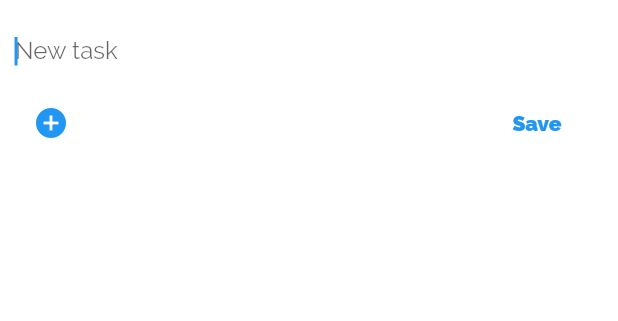
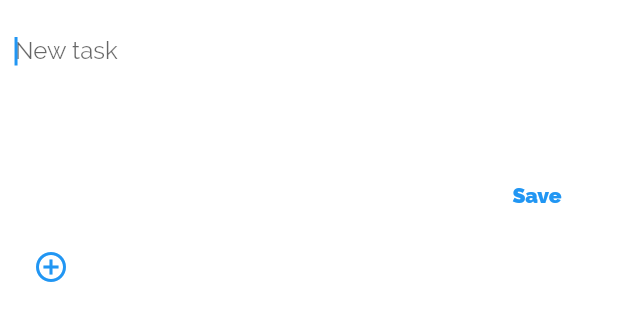
Before and after one commit to thelazyindian/Tasks, a Flutter app: the AddTaskWidget widget shown alone on an empty page, opened directly, on a phone screen of 412 x 824 dp. Shown: the top 321 px of the screen. Run offline on Flutter 3.47's test engine with Material 2 defaults, Android fonts, the phone set to English and light mode, and no system bars; our stand-ins replace sqflite; accounts and stored records are empty.

Commit message:
Small Icons

```diff
--- a/lib/pages/add_task.dart
+++ b/lib/pages/add_task.dart
@@ -1,5 +1,6 @@
 import 'package:flutter/cupertino.dart';
 import 'package:flutter/material.dart';
+import '../widgets/fancy_fab.dart';
 
 import '../model/task.dart';
 
@@ -56,16 +57,20 @@ class AddTaskWidgetState extends State<AddTaskWidget> {
             Row(
               mainAxisAlignment: MainAxisAlignment.spaceBetween,
               children: <Widget>[
-                IconButton(
-                  icon: Icon(
-                    Icons.add_circle,
-                    color: Colors.blue,
-                  ),
-                  onPressed: () {
-                    setState(() {
-                      _showDetails = true;
-                    });
-                  },
+                // IconButton(
+                //   icon: Icon(
+                //     Icons.add_circle,
+                //     color: Colors.blue,
+                //   ),
+                //   onPressed: () {
+                //     setState(() {
+                //       _showDetails = true;
+                //     });
+                //   },
+                // ),
+                FancyFab(
+                  icon: Icons.add,
+                  onPressed: () {},
                 ),
                 FlatButton(
                   child: Text(
--- /dev/null
+++ b/lib/widgets/animated_icon.dart
@@ -0,0 +1,98 @@
+import 'dart:async';
+
+import 'package:flutter/material.dart';
+
+class HighLightedIcon extends StatefulWidget {
+  final IconData icon;
+  final IconData secondIcon;
+  final double size;
+  final Color color;
+
+  HighLightedIcon(
+    this.icon, {
+    Key key,
+    this.size = 24.0,
+    this.color,
+    this.secondIcon,
+  }) : super(key: key);
+  @override
+  State<HighLightedIcon> createState() {
+    return new _AnimatedIconState();
+  }
+}
+
+class _AnimatedIconState extends State<HighLightedIcon>
+    with SingleTickerProviderStateMixin {
+  final double dx = 4.0;
+  AnimationController controller;
+  Animation<double> animation;
+  bool _opened = false;
+
+  @override
+  initState() {
+    super.initState();
+    controller = new AnimationController(
+        duration: const Duration(milliseconds: 300), vsync: this);
+    animation = new Tween(begin: widget.size, end: widget.size + dx)
+        .animate(controller);
+
+    animation.addStatusListener((status) {
+      if (status == AnimationStatus.completed) {
+        _opened = true;
+        controller.reverse();
+      } else if (status == AnimationStatus.dismissed) {
+        _opened = false;
+        new Future.delayed(const Duration(seconds: 2), () {
+          if (!mounted) return;
+          controller?.forward();
+        });
+      }
+    });
+    controller.forward();
+  }
+
+  @override
+  void dispose() {
+    controller.dispose();
+    super.dispose();
+  }
+
+  @override
+  Widget build(BuildContext context) {
+    return new _Animator(
+      icon: _opened ? widget.secondIcon ?? widget.icon : widget.icon,
+      animation: animation,
+      color: widget.color,
+      size: widget.size + dx,
+    );
+  }
+}
+
+class _Animator extends AnimatedWidget {
+  final double size;
+  final IconData icon;
+  final Color color;
+  _Animator({
+    Key key,
+    this.icon,
+    this.size,
+    this.color,
+    Animation<double> animation,
+  }) : super(key: key, listenable: animation);
+
+  @override
+  Widget build(BuildContext context) {
+    final Animation<double> animation = listenable;
+    return new Container(
+      width: size,
+      height: size,
+      child: new Center(
+        child: new Icon(
+          icon,
+          size: animation.value,
+          color: color,
+        ),
+      ),
+    );
+  }
+}
--- /dev/null
+++ b/lib/widgets/fancy_fab.dart
@@ -0,0 +1,148 @@
+import 'package:flutter/material.dart';
+import 'animated_icon.dart';
+
+class FancyFab extends StatefulWidget {
+  final Function() onPressed;
+  final String tooltip;
+  final IconData icon;
+
+  FancyFab({this.onPressed, this.tooltip, this.icon});
+
+  @override
+  _FancyFabState createState() => _FancyFabState();
+}
+
+class _FancyFabState extends State<FancyFab>
+    with SingleTickerProviderStateMixin {
+  bool isOpened = false;
+  AnimationController _animationController;
+  Animation<Color> _buttonColor;
+  Animation<double> _animateIcon;
+  Animation<double> _translateButton;
+  Curve _curve = Curves.easeOut;
+  double _fabHeight = 45.0;
+
+  @override
+  initState() {
+    _animationController =
+        AnimationController(vsync: this, duration: Duration(milliseconds: 500))
+          ..addListener(() {
+            setState(() {});
+          });
+    _animateIcon =
+        Tween<double>(begin: 0.0, end: 1.0).animate(_animationController);
+    _buttonColor = ColorTween(
+      begin: Colors.blue,
+      end: Colors.red,
+    ).animate(CurvedAnimation(
+      parent: _animationController,
+      curve: Interval(
+        0.00,
+        1.00,
+        curve: Curves.linear,
+      ),
+    ));
+    _translateButton = Tween<double>(
+      begin: _fabHeight,
+      end: -14.0,
+    ).animate(CurvedAnimation(
+      parent: _animationController,
+      curve: Interval(
+        0.0,
+        0.75,
+        curve: _curve,
+      ),
+    ));
+    super.initState();
+  }
+
+  @override
+  dispose() {
+    _animationController.dispose();
+    super.dispose();
+  }
+
+  animate() {
+    if (!isOpened) {
+      _animationController.forward();
+    } else {
+      _animationController.reverse();
+    }
+    isOpened = !isOpened;
+  }
+
+  Widget details() {
+    return Container(
+      child: FloatingActionButton(
+        elevation: 0.0,
+        backgroundColor: Colors.transparent,
+        mini: true,
+        heroTag: "Details",
+        onPressed: null,
+        tooltip: 'Details',
+        child: Icon(Icons.short_text, color: Colors.blue),
+      ),
+    );
+  }
+
+  Widget calendar() {
+    return Container(
+      child: FloatingActionButton(
+        elevation: 0.0,
+        backgroundColor: Colors.transparent,
+        mini: true,
+        heroTag: "Calendar",
+        onPressed: null,
+        tooltip: 'Add Date',
+        child: Icon(
+          Icons.event_available,
+          color: Colors.blue,
+        ),
+      ),
+    );
+  }
+
+  Widget toggle() {
+    return Container(
+      child: FloatingActionButton(
+        elevation: 0.0,
+        mini: true,
+        heroTag: "Toggle",
+        backgroundColor: Colors.white,
+        onPressed: animate,
+        tooltip: 'Toggle',
+        child: HighLightedIcon(
+          Icons.add_circle_outline,
+          color: _buttonColor.value,
+          secondIcon: Icons.close,
+        ),
+      ),
+    );
+  }
+
+  @override
+  Widget build(BuildContext context) {
+    return Column(
+      mainAxisAlignment: MainAxisAlignment.end,
+      children: <Widget>[
+        Transform(
+          transform: Matrix4.translationValues(
+            0.0,
+            _translateButton.value * 2.0,
+            0.0,
+          ),
+          child: calendar(),
+        ),
+        Transform(
+          transform: Matrix4.translationValues(
+            0.0,
+            _translateButton.value,
+            0.0,
+          ),
+          child: details(),
+        ),
+        toggle(),
+      ],
+    );
+  }
+}
```
